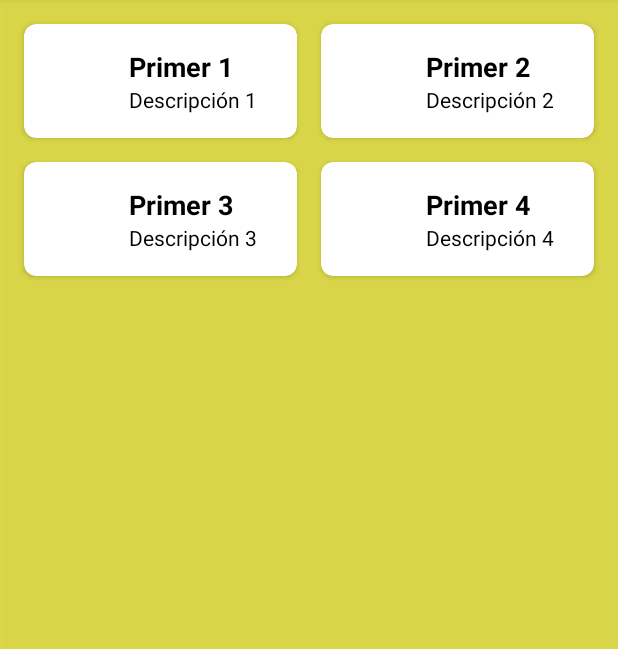
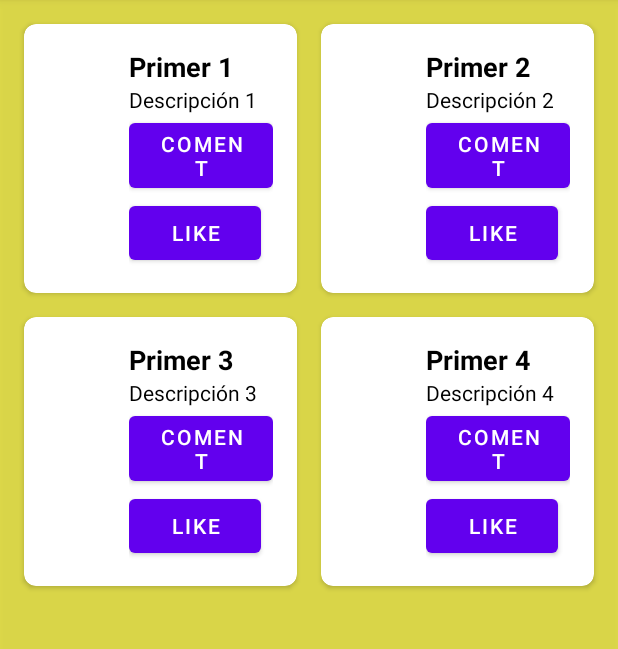
Before and after one commit to CrisM93/APPCDMX, an Android app: the TestActivity screen opened directly, with no data from a screen before it, after a tap on "Primer 1", on a phone screen of 412 x 824 dp, the part 84-733 px from its top. Run offline under Robolectric (Android 15) with nearby library versions, the phone set to English and light mode, and no system bars; pictures from the network do not load.

Commit message:
Listas Corregidas...

```diff
--- a/app/src/main/AndroidManifest.xml
+++ b/app/src/main/AndroidManifest.xml
@@ -1,7 +1,7 @@
 <?xml version="1.0" encoding="utf-8"?>
 <manifest xmlns:android="http://schemas.android.com/apk/res/android"
     xmlns:tools="http://schemas.android.com/tools">
-
+    <uses-permission android:name="android.permission.INTERNET"/>
     <application
         android:allowBackup="true"
         android:dataExtractionRules="@xml/data_extraction_rules"
--- a/app/src/main/java/mx/gob/cdmx/adip/apps/imageappcdmx/ui/activitites/MainActivity.java
+++ b/app/src/main/java/mx/gob/cdmx/adip/apps/imageappcdmx/ui/activitites/MainActivity.java
@@ -32,7 +32,7 @@ private Button button2;
         button2.setOnClickListener(new View.OnClickListener() {
             @Override
             public void onClick(View view) {
-                 Intent intent = new Intent(MainActivity.this, TestActivity.class);
+                Intent intent = new Intent(MainActivity.this, TestActivity.class);
                 startActivity(intent);
             }
         });
--- a/app/src/main/java/mx/gob/cdmx/adip/apps/imageappcdmx/ui/activitites/TestActivity.java
+++ b/app/src/main/java/mx/gob/cdmx/adip/apps/imageappcdmx/ui/activitites/TestActivity.java
@@ -5,14 +5,11 @@ import androidx.appcompat.widget.Toolbar;
 import androidx.recyclerview.widget.GridLayoutManager;
 import androidx.recyclerview.widget.LinearLayoutManager;
 import androidx.recyclerview.widget.RecyclerView;
-
 import android.os.Bundle;
 import android.view.MenuItem;
 import android.view.View;
 import android.widget.Toast;
-
 import java.util.ArrayList;
-
 import mx.gob.cdmx.adip.apps.imageappcdmx.R;
 import mx.gob.cdmx.adip.apps.imageappcdmx.model.Test;
 import mx.gob.cdmx.adip.apps.imageappcdmx.ui.adapters.TestAdapterRecyclerView;
@@ -49,9 +46,16 @@ public class TestActivity extends AppCompatActivity {
                 data,
                 new TestAdapterRecyclerView.OnItemClickListener() {
                     @Override
-                    public void onItemClick(View view, Test test) {
+                    public void onItemComent(View view, Test test) {
                         Toast.makeText(TestActivity.this, test.getTitulo(), Toast.LENGTH_SHORT).show();
                     }
+
+                    @Override
+                    public void onItemLike(View view, Test test) {
+                        Toast.makeText(TestActivity.this, test.getTitulo(), Toast.LENGTH_SHORT).show();
+                    }
+
+
                 });
         rv.setLayoutManager(new GridLayoutManager(this, 2));
         rv.setAdapter(adapter);
--- a/app/src/main/java/mx/gob/cdmx/adip/apps/imageappcdmx/ui/adapters/TestAdapterRecyclerView.java
+++ b/app/src/main/java/mx/gob/cdmx/adip/apps/imageappcdmx/ui/adapters/TestAdapterRecyclerView.java
@@ -1,11 +1,15 @@
 package mx.gob.cdmx.adip.apps.imageappcdmx.ui.adapters;
 
 import android.content.Context;
+import android.util.Log;
 import android.view.LayoutInflater;
 import android.view.View;
 import android.view.ViewGroup;
+import android.widget.Button;
 import android.widget.ImageView;
 import android.widget.TextView;
+import android.widget.Toast;
+
 import androidx.annotation.NonNull;
 import androidx.cardview.widget.CardView;
 import androidx.recyclerview.widget.RecyclerView;
@@ -40,6 +44,7 @@ public class TestAdapterRecyclerView extends RecyclerView.Adapter<TestAdapterRec
     @Override
     public void onBindViewHolder(@NonNull ViewHolder holder, int position) {
         Test test = data.get(position);
+        Log.d("URL", data.get(position).getUrlImage());
         holder.tvTitle.setText(test.getTitulo());
         holder.tvSubtitle.setText(test.getDescription());
         Glide.with(context).load(data.get(position).getUrlImage()).into(holder.img);
@@ -54,26 +59,44 @@ public class TestAdapterRecyclerView extends RecyclerView.Adapter<TestAdapterRec
         CardView cardView;
         ImageView img;
         TextView tvTitle, tvSubtitle;
-
+        Button button_coment, button_like;
         public ViewHolder(@NonNull View itemView) {
             super(itemView);
+            button_coment=itemView.findViewById(R.id.button_coment);
+            button_like=itemView.findViewById(R.id.button_like);
             cardView = itemView.findViewById(R.id.cardView);
             img = itemView.findViewById(R.id.img);
             tvTitle = itemView.findViewById(R.id.tvTitle);
             tvSubtitle = itemView.findViewById(R.id.tvSubtitle);
             cardView.setOnClickListener(this);
+            button_coment.setOnClickListener(this);
+            button_like.setOnClickListener(new View.OnClickListener() {
+                @Override
+                public void onClick(View view) {
+                    Toast.makeText(context, "Clic en button like", Toast.LENGTH_SHORT).show();
+                }
+            });
         }
 
         @Override
         public void onClick(View view) {
-            if(view.getId() == R.id.cardView){
+
+            if(view.getId() == R.id.button_coment){
                 Test test = data.get(getAdapterPosition());
-                listener.onItemClick(view, test);
+                //listener.onItemClick(view, test);
+                listener.onItemComent(view, test);
+            }else if(view.getId() == R.id.button_like){
+                Test test = data.get(getAdapterPosition());
+                listener.onItemLike(view, test);
+            }else if(view.getId()==R.id.cardView){
+                Toast.makeText(context, "Valores", Toast.LENGTH_SHORT).show();
             }
         }
     }
 
     public interface OnItemClickListener {
-        void onItemClick(View view, Test test);
+        //void onItemClick(View view, Test test);
+        void onItemComent(View view, Test test);
+        void onItemLike(View view, Test test);
     }
 }
--- a/app/src/main/res/layout/activity_main.xml
+++ b/app/src/main/res/layout/activity_main.xml
@@ -37,12 +37,15 @@
                 android:src="@drawable/app_cdmx_logo" />
         </androidx.appcompat.widget.Toolbar>
     </com.google.android.material.appbar.AppBarLayout>
+
     <Button
         android:id="@+id/button2"
         android:layout_width="wrap_content"
         android:layout_height="wrap_content"
+        android:layout_margin="16dp"
+        android:layout_marginRight="16dp"
         android:layout_marginBottom="16dp"
-        android:layout_marginRight="16dp"
-        android:text="Segunda actividad"/>
+        android:padding="16dp"
+        android:text="Segunda actividad" />
 
 </LinearLayout>
--- a/app/src/main/res/layout/test_item_recycler_view.xml
+++ b/app/src/main/res/layout/test_item_recycler_view.xml
@@ -29,7 +29,7 @@
                 android:layout_width="0dp"
                 android:layout_height="wrap_content"
                 android:layout_weight="0.4"
-                tools:src="@drawable/ic_poc_module_cartelera"
+                android:src="@drawable/ic_poc_module_cartelera"
                 android:adjustViewBounds="true"
                 android:scaleType="centerInside" />
 
@@ -56,6 +56,18 @@
                     android:textColor="@color/black"
                     tools:text="Este es el subtitulo" />
 
+                <Button
+                    android:id="@+id/button_coment"
+                    android:layout_width="wrap_content"
+                    android:layout_height="wrap_content"
+                    android:text="Coment"/>
+                <Button
+                    android:id="@+id/button_like"
+                    android:layout_width="wrap_content"
+                    android:layout_height="wrap_content"
+                    android:text="Like"/>
+
+
             </LinearLayout>
         </LinearLayout>
     </androidx.cardview.widget.CardView>
```
